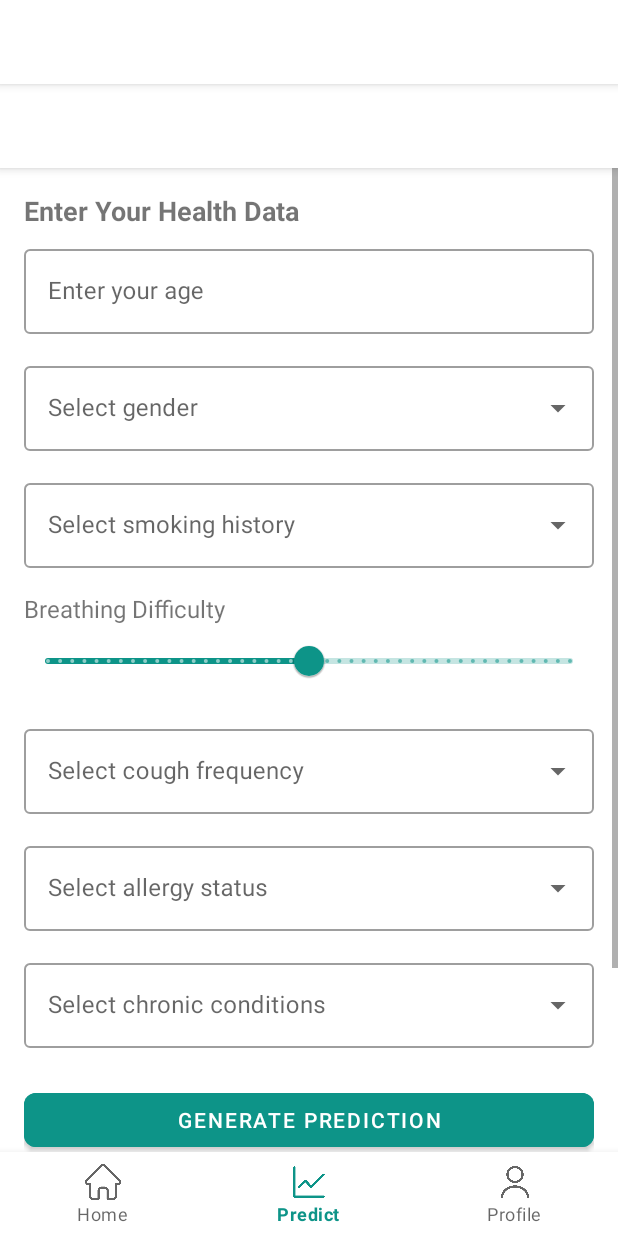
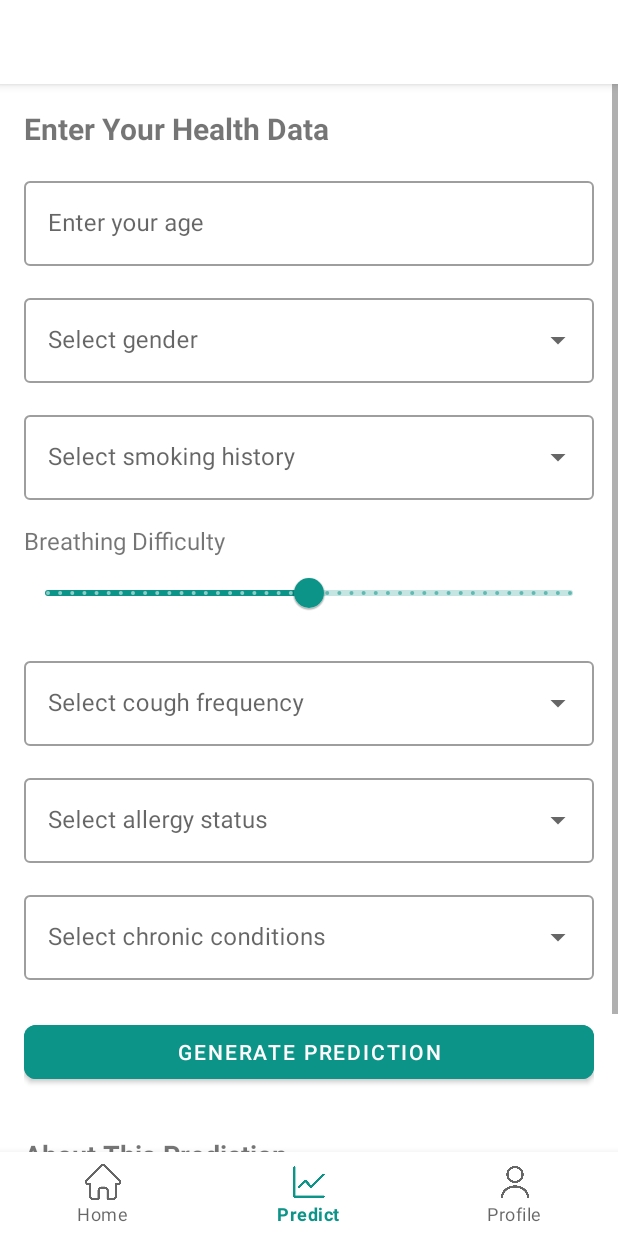
Before and after one commit to FlorenzaJ/UAS_KEL3, an Android app: the PredictFragment screen opened through its navigation route, on a phone screen of 412 x 824 dp. Run offline under Robolectric (Android 15) with nearby library versions, the phone set to English and light mode, and no system bars; our stand-ins replace navigation-ui; libraries missing offline, so code that uses them is left out: io.realm; 5 statements that could not run were skipped.

Commit message:
Update Prediction Form

```diff
--- a/app/src/main/java/edu/uph/uas_kelompok3/ui/predict/PredictFragment.java
+++ b/app/src/main/java/edu/uph/uas_kelompok3/ui/predict/PredictFragment.java
@@ -7,13 +7,10 @@ import android.view.ViewGroup;
 import android.widget.ArrayAdapter;
 import android.widget.AutoCompleteTextView;
 import android.widget.Toast;
-import android.content.Intent;
 
 import androidx.annotation.NonNull;
 import androidx.fragment.app.Fragment;
-import androidx.fragment.app.FragmentTransaction;
 import androidx.navigation.NavController;
-import androidx.navigation.Navigation;
 import androidx.navigation.fragment.NavHostFragment;
 
 import com.google.android.material.button.MaterialButton;
@@ -25,7 +22,6 @@ import java.util.Random;
 import java.util.UUID;
 
 import edu.uph.uas_kelompok3.Model.Predict;
-import edu.uph.uas_kelompok3.PredictionResultFragment;
 import edu.uph.uas_kelompok3.R;
 import io.realm.Realm;
 
@@ -36,12 +32,13 @@ public class PredictFragment extends Fragment {
     private Slider sliderBreathingDifficulty;
     private MaterialButton btnGenerate;
 
-    private String[] genderOptions = {"Male", "Female"};
-    private String[] smokingOptions = {"Never", "Former", "Current"};
-    private String[] coughOptions = {"Rarely", "Sometimes", "Often", "Always"};
-    private String[] allergyOptions = {"None", "Dust", "Pollen", "Food", "Other"};
-    private String[] chronicOptions = {"None", "Asthma", "COPD", "Diabetes", "Other"};
+    private final String[] genderOptions = {"Male", "Female"};
+    private final String[] smokingOptions = {"Never", "Former", "Current"};
+    private final String[] coughOptions = {"Rarely", "Sometimes", "Often", "Always"};
+    private final String[] allergyOptions = {"None", "Dust", "Pollen", "Food", "Other"};
+    private final String[] chronicOptions = {"None", "Asthma", "COPD", "Diabetes", "Other"};
 
+    @Override
     public View onCreateView(@NonNull LayoutInflater inflater, ViewGroup container, Bundle savedInstanceState) {
         View root = inflater.inflate(R.layout.fragment_predict, container, false);
 
@@ -55,13 +52,38 @@ public class PredictFragment extends Fragment {
         sliderBreathingDifficulty = root.findViewById(R.id.slider_breathing_difficulty);
         btnGenerate = root.findViewById(R.id.btn_generate_prediction);
 
+        // Initial setup for dropdowns
+        setupAllDropdowns();
+
+        btnGenerate.setOnClickListener(v -> generatePrediction());
+
+        return root;
+    }
+
+    // RE-SET dropdown setiap fragment ditampilkan kembali
+    @Override
+    public void onResume() {
+        super.onResume();
+        setupAllDropdowns(); // Agar dropdown tetap bisa dipilih berkali-kali
+    }
+
+    private void setupAllDropdowns() {
         setupDropdown(actvGender, genderOptions);
         setupDropdown(actvSmokingHistory, smokingOptions);
         setupDropdown(actvCoughFrequency, coughOptions);
         setupDropdown(actvAllergies, allergyOptions);
         setupDropdown(actvChronicConditions, chronicOptions);
+    }
 
-        btnGenerate.setOnClickListener(v -> {
+    private void setupDropdown(AutoCompleteTextView view, String[] options) {
+        ArrayAdapter<String> adapter = new ArrayAdapter<>(requireContext(), android.R.layout.simple_dropdown_item_1line, options);
+        view.setAdapter(adapter);
+        view.setFocusable(true);
+        view.setFocusableInTouchMode(true);
+        view.setClickable(true);
+    }
+
+    private void generatePrediction() {
         String ageStr = etAge.getText().toString();
         String gender = actvGender.getText().toString();
         String smoking = actvSmokingHistory.getText().toString();
@@ -70,36 +92,34 @@ public class PredictFragment extends Fragment {
         String chronic = actvChronicConditions.getText().toString();
         float breathingDifficulty = sliderBreathingDifficulty.getValue();
 
-            // Basic validation
-            if (ageStr.isEmpty() || gender.isEmpty()) {
+        // Validation
+        if (ageStr.isEmpty() || gender.isEmpty() || smoking.isEmpty() || cough.isEmpty() || allergy.isEmpty() || chronic.isEmpty()) {
             Toast.makeText(getContext(), "Please fill in all required fields", Toast.LENGTH_SHORT).show();
             return;
         }
 
         int age;
         try {
-                age = Integer.parseInt(ageStr); // Convert String to int
-                if (age <= 0) { // Add validation for positive age
+            age = Integer.parseInt(ageStr);
+            if (age <= 0) {
                 Toast.makeText(getContext(), "Please enter a valid age", Toast.LENGTH_SHORT).show();
                 return;
             }
         } catch (NumberFormatException e) {
-                Toast.makeText(getContext(), "Please enter a valid number for age", Toast.LENGTH_SHORT).show();
+            Toast.makeText(getContext(), "Age must be a number", Toast.LENGTH_SHORT).show();
             return;
         }
 
-            // Generate prediction score berdasarkan input
         float predictedScore = calculateRiskScore(age, smoking, breathingDifficulty, cough, chronic);
         String predictedRisk = getRiskLevel(predictedScore);
 
-            // Simpan ke Realm
         Realm realm = Realm.getDefaultInstance();
         String predictionId = UUID.randomUUID().toString();
 
         try {
             realm.executeTransaction(r -> {
                 Predict prediction = r.createObject(Predict.class, predictionId);
-                    prediction.setAge(age); // PERBAIKAN: Simpan sebagai int
+                prediction.setAge(age);
                 prediction.setGender(gender);
                 prediction.setSmokingHistory(smoking);
                 prediction.setBreathingDifficulty(breathingDifficulty);
@@ -111,56 +131,50 @@ public class PredictFragment extends Fragment {
                 prediction.setCreatedAt(new Date());
             });
 
-                // Navigate menggunakan Navigation Component
-                navigateToPredictionResult(predictionId);
+            Bundle bundle = new Bundle();
+            bundle.putString("predictionId", predictionId);
+            NavController navController = NavHostFragment.findNavController(PredictFragment.this);
+            navController.navigate(R.id.action_predictFragment_to_predictionResultFragment, bundle);
 
             Toast.makeText(getContext(), "Prediction generated successfully!", Toast.LENGTH_SHORT).show();
+
+            // Optional: Reset form untuk prediksi berikutnya
+            // resetForm();
 
         } catch (Exception e) {
             Toast.makeText(getContext(), "Error saving prediction: " + e.getMessage(), Toast.LENGTH_SHORT).show();
         } finally {
             realm.close();
         }
-
-        });
-
-        return root;
     }
 
-    private void setupDropdown(AutoCompleteTextView view, String[] options) {
-        ArrayAdapter<String> adapter = new ArrayAdapter<>(requireContext(), android.R.layout.simple_dropdown_item_1line, options);
-        view.setAdapter(adapter);
-    }
-
-    private void navigateToPredictionResult(String predictionId) {
-        Bundle bundle = new Bundle();
-        bundle.putString("predictionId", predictionId);
-
-        NavController navController = Navigation.findNavController(requireView());
-        navController.navigate(R.id.action_predictFragment_to_predictionResultFragment, bundle);
+    private void resetForm() {
+        etAge.setText("");
+        actvGender.setText("");
+        actvSmokingHistory.setText("");
+        actvCoughFrequency.setText("");
+        actvAllergies.setText("");
+        actvChronicConditions.setText("");
+        sliderBreathingDifficulty.setValue(50f);
     }
 
     private float calculateRiskScore(int age, String smoking, float breathingDifficulty, String cough, String chronic) {
         float score = 0;
 
-        // Age factor (0-25 points)
         if (age < 30) score += 5;
         else if (age < 40) score += 10;
         else if (age < 50) score += 15;
         else if (age < 60) score += 20;
         else score += 25;
 
-        // Smoking factor (0-30 points)
         switch (smoking) {
             case "Never": score += 0; break;
             case "Former": score += 15; break;
             case "Current": score += 30; break;
         }
 
-        // Breathing difficulty (0-25 points)
         score += (breathingDifficulty / 100) * 25;
 
-        // Cough frequency (0-10 points)
         switch (cough) {
             case "Rarely": score += 0; break;
             case "Sometimes": score += 3; break;
@@ -168,16 +182,11 @@ public class PredictFragment extends Fragment {
             case "Always": score += 10; break;
         }
 
-        // Chronic conditions (0-10 points)
-        if (!chronic.equals("None")) {
-            score += 10;
-        }
+        if (!chronic.equals("None")) score += 10;
 
-        // Add some randomness (±5 points)
         Random random = new Random();
         score += (random.nextFloat() - 0.5f) * 10;
 
-        // Ensure score is between 0-100
         return Math.max(0, Math.min(100, score));
     }
 
--- a/app/src/main/res/layout/fragment_predict.xml
+++ b/app/src/main/res/layout/fragment_predict.xml
@@ -1,21 +1,16 @@
 <?xml version="1.0" encoding="utf-8"?>
 <androidx.constraintlayout.widget.ConstraintLayout xmlns:android="http://schemas.android.com/apk/res/android"
     xmlns:app="http://schemas.android.com/apk/res-auto"
+    xmlns:tools="http://schemas.android.com/tools"
+    android:id="@+id/main"
     android:layout_width="match_parent"
-    android:layout_height="match_parent">
-
-    <androidx.appcompat.widget.Toolbar
-        android:id="@+id/toolbar"
-        android:layout_width="match_parent"
-        android:layout_height="?attr/actionBarSize"
-        android:background="@color/white"
-        android:elevation="4dp"
-        app:layout_constraintTop_toTopOf="parent" />
+    android:layout_height="match_parent"
+    tools:context=".ui.predict.PredictFragment">
 
     <ScrollView
         android:layout_width="0dp"
         android:layout_height="0dp"
-        app:layout_constraintTop_toBottomOf="@id/toolbar"
+        app:layout_constraintTop_toTopOf="parent"
         app:layout_constraintBottom_toBottomOf="parent"
         app:layout_constraintStart_toStartOf="parent"
         app:layout_constraintEnd_toEndOf="parent">
@@ -26,20 +21,22 @@
             android:orientation="vertical"
             android:padding="16dp">
 
+            <!-- Judul -->
             <TextView
                 android:layout_width="wrap_content"
                 android:layout_height="wrap_content"
                 android:text="Enter Your Health Data"
-                android:textSize="18sp"
+                android:textSize="20sp"
                 android:textStyle="bold"
-                android:layout_marginBottom="8dp" />
+                android:layout_marginBottom="16dp" />
 
-
+            <!-- Input Age -->
             <com.google.android.material.textfield.TextInputLayout
                 android:layout_width="match_parent"
                 android:layout_height="wrap_content"
                 android:hint="Enter your age"
                 style="@style/Widget.MaterialComponents.TextInputLayout.OutlinedBox">
+
                 <com.google.android.material.textfield.TextInputEditText
                     android:id="@+id/et_age"
                     android:layout_width="match_parent"
@@ -47,13 +44,14 @@
                     android:inputType="number" />
             </com.google.android.material.textfield.TextInputLayout>
 
-
+            <!-- Gender -->
             <com.google.android.material.textfield.TextInputLayout
                 android:layout_width="match_parent"
                 android:layout_height="wrap_content"
                 android:hint="Select gender"
                 android:layout_marginTop="16dp"
                 style="@style/Widget.MaterialComponents.TextInputLayout.OutlinedBox.ExposedDropdownMenu">
+
                 <AutoCompleteTextView
                     android:id="@+id/actv_gender"
                     android:layout_width="match_parent"
@@ -61,13 +59,14 @@
                     android:inputType="none" />
             </com.google.android.material.textfield.TextInputLayout>
 
-
+            <!-- Smoking History -->
             <com.google.android.material.textfield.TextInputLayout
                 android:layout_width="match_parent"
                 android:layout_height="wrap_content"
                 android:hint="Select smoking history"
                 android:layout_marginTop="16dp"
                 style="@style/Widget.MaterialComponents.TextInputLayout.OutlinedBox.ExposedDropdownMenu">
+
                 <AutoCompleteTextView
                     android:id="@+id/actv_smoking_history"
                     android:layout_width="match_parent"
@@ -75,13 +74,14 @@
                     android:inputType="none" />
             </com.google.android.material.textfield.TextInputLayout>
 
-
+            <!-- Breathing Difficulty -->
             <TextView
                 android:layout_width="match_parent"
                 android:layout_height="wrap_content"
                 android:layout_marginTop="16dp"
                 android:text="Breathing Difficulty"
                 android:textSize="16sp" />
+
             <com.google.android.material.slider.Slider
                 android:id="@+id/slider_breathing_difficulty"
                 android:layout_width="match_parent"
@@ -92,13 +92,14 @@
                 android:value="50.0"
                 app:labelBehavior="gone" />
 
-
+            <!-- Cough Frequency -->
             <com.google.android.material.textfield.TextInputLayout
                 android:layout_width="match_parent"
                 android:layout_height="wrap_content"
                 android:hint="Select cough frequency"
                 android:layout_marginTop="16dp"
                 style="@style/Widget.MaterialComponents.TextInputLayout.OutlinedBox.ExposedDropdownMenu">
+
                 <AutoCompleteTextView
                     android:id="@+id/actv_cough_frequency"
                     android:layout_width="match_parent"
@@ -106,13 +107,14 @@
                     android:inputType="none" />
             </com.google.android.material.textfield.TextInputLayout>
 
-
+            <!-- Allergy Status -->
             <com.google.android.material.textfield.TextInputLayout
                 android:layout_width="match_parent"
                 android:layout_height="wrap_content"
                 android:hint="Select allergy status"
                 android:layout_marginTop="16dp"
                 style="@style/Widget.MaterialComponents.TextInputLayout.OutlinedBox.ExposedDropdownMenu">
+
                 <AutoCompleteTextView
                     android:id="@+id/actv_allergies"
                     android:layout_width="match_parent"
@@ -120,13 +122,14 @@
                     android:inputType="none" />
             </com.google.android.material.textfield.TextInputLayout>
 
-
+            <!-- Chronic Conditions -->
             <com.google.android.material.textfield.TextInputLayout
                 android:layout_width="match_parent"
                 android:layout_height="wrap_content"
                 android:hint="Select chronic conditions"
                 android:layout_marginTop="16dp"
                 style="@style/Widget.MaterialComponents.TextInputLayout.OutlinedBox.ExposedDropdownMenu">
+
                 <AutoCompleteTextView
                     android:id="@+id/actv_chronic_conditions"
                     android:layout_width="match_parent"
@@ -134,7 +137,7 @@
                     android:inputType="none" />
             </com.google.android.material.textfield.TextInputLayout>
 
-
+            <!-- Button -->
             <com.google.android.material.button.MaterialButton
                 android:id="@+id/btn_generate_prediction"
                 android:layout_width="match_parent"
@@ -144,7 +147,7 @@
                 android:backgroundTint="@color/dark_cyan"
                 app:cornerRadius="8dp" />
 
-
+            <!-- Informasi -->
             <TextView
                 android:layout_width="match_parent"
                 android:layout_height="wrap_content"
@@ -153,6 +156,7 @@
                 android:textStyle="bold"
                 android:layout_marginTop="32dp"
                 android:layout_marginBottom="8dp" />
+
             <TextView
                 android:layout_width="match_parent"
                 android:layout_height="wrap_content"
```
Also changed, not shown: app/src/main/java/edu/uph/uas_kelompok3/ui/predict/PredictViewModel.java (line endings or trailing spaces). Lines whose indentation alone changed are shown as unchanged.
